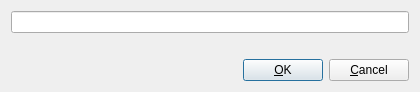
The window that x64_dbg_gui/Project/Src/Gui/GotoDialog.ui (x64dbg/x64dbg) describes before a commit, drawn with Qt 5.
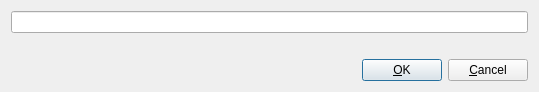
The same window after the commit. Icons and pictures are not drawn.

The edit to the form file:
```diff
--- a/x64_dbg_gui/Project/Src/Gui/GotoDialog.ui
+++ b/x64_dbg_gui/Project/Src/Gui/GotoDialog.ui
@@ -6,7 +6,7 @@
    <rect>
     <x>0</x>
     <y>0</y>
-    <width>420</width>
+    <width>539</width>
     <height>92</height>
    </rect>
   </property>
```
